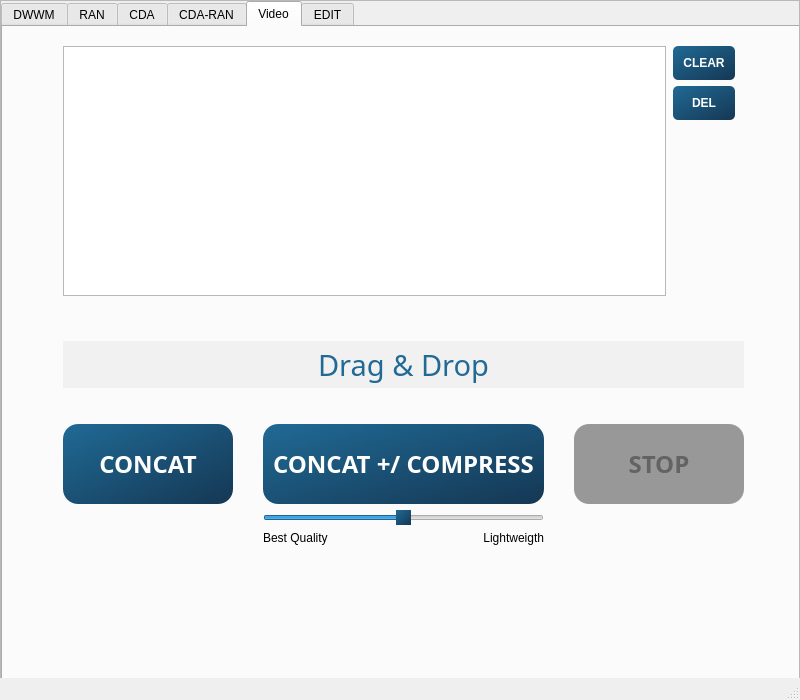
quentinmathieu/Py-JSON-Display, file gui.ui: the form before one commit.
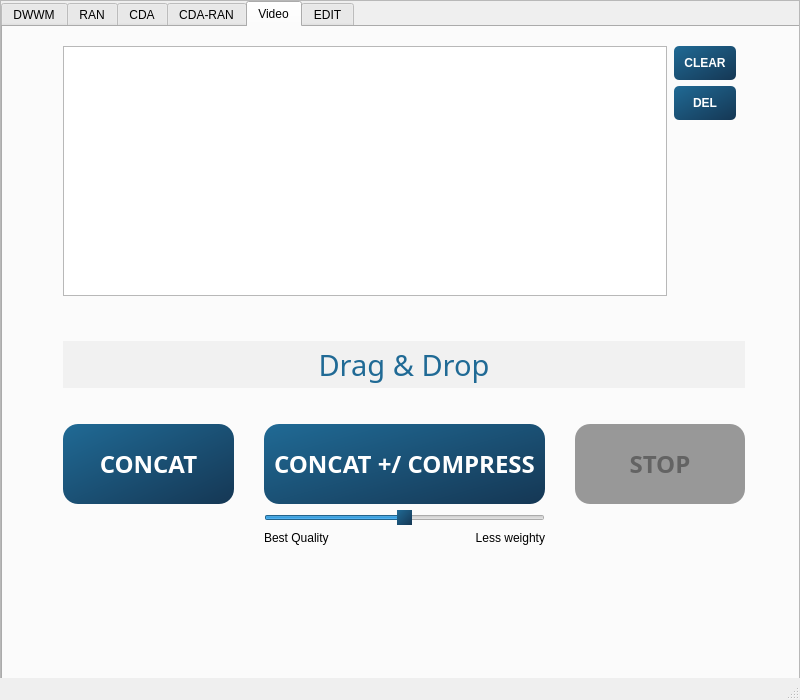
The form after the commit. The open tabs and pages were chosen to show the change.

Commit message: add some exceptions if a json field is empty

```diff
--- a/gui.ui
+++ b/gui.ui
@@ -210,7 +210,7 @@
          <rect>
           <x>60</x>
           <y>10</y>
-          <width>681</width>
+          <width>682</width>
           <height>621</height>
          </rect>
         </property>
@@ -544,7 +544,7 @@
              <item>
               <widget class="QLabel" name="label_3">
                <property name="text">
-                <string>Lightweigth</string>
+                <string>Less weighty</string>
                </property>
                <property name="alignment">
                 <set>Qt::AlignRight|Qt::AlignTrailing|Qt::AlignVCenter</set>
```
Left out of the diff: 12 changed lines with no effect on the pictures. The commit also changes 2 other files.
